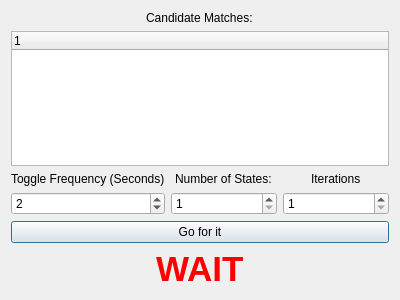
This is discretestatewindow.ui in collin80/SavvyCAN as Qt 5 draws it before an edit. The edited form follows.
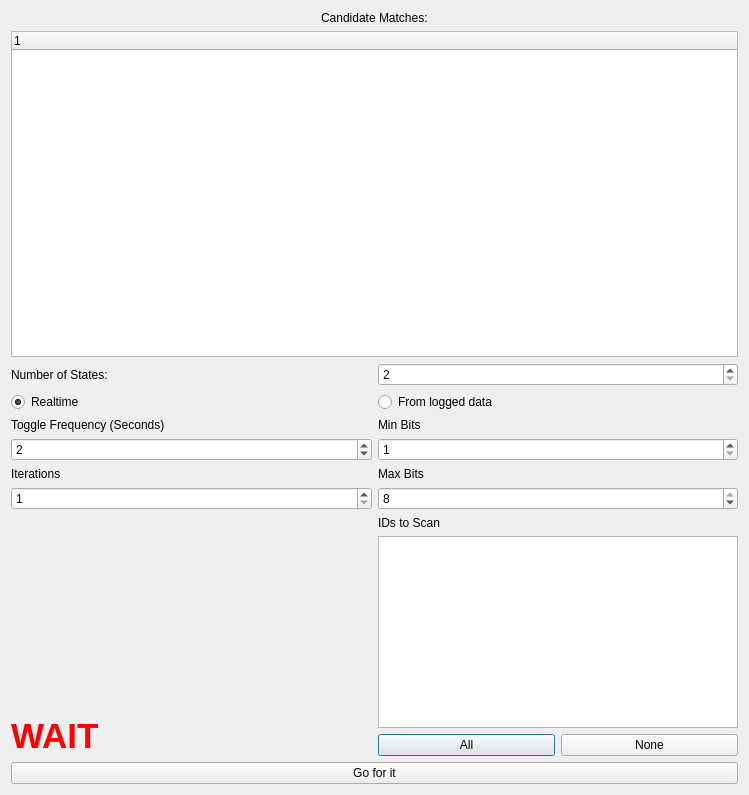
This is the edited form.

Commit message: Additional coding on discrete state window.

The edit to the form file:
```diff
--- a/discretestatewindow.ui
+++ b/discretestatewindow.ui
@@ -6,8 +6,8 @@
    <rect>
     <x>0</x>
     <y>0</y>
-    <width>400</width>
-    <height>300</height>
+    <width>749</width>
+    <height>795</height>
    </rect>
   </property>
   <property name="windowTitle">
@@ -31,22 +31,59 @@
     </widget>
    </item>
    <item>
-    <layout class="QGridLayout" name="gridLayout">
-     <item row="0" column="1" alignment="Qt::AlignHCenter">
+    <layout class="QHBoxLayout" name="horizontalLayout_3">
+     <item>
       <widget class="QLabel" name="label_3">
        <property name="text">
         <string>Number of States:</string>
        </property>
       </widget>
      </item>
-     <item row="0" column="0" alignment="Qt::AlignHCenter">
+     <item>
+      <widget class="QSpinBox" name="spinStates">
+       <property name="minimum">
+        <number>2</number>
+       </property>
+       <property name="maximum">
+        <number>64</number>
+       </property>
+      </widget>
+     </item>
+    </layout>
+   </item>
+   <item>
+    <layout class="QHBoxLayout" name="horizontalLayout">
+     <item>
+      <widget class="QRadioButton" name="rbRealtime">
+       <property name="text">
+        <string>Realtime</string>
+       </property>
+       <property name="checked">
+        <bool>true</bool>
+       </property>
+      </widget>
+     </item>
+     <item>
+      <widget class="QRadioButton" name="rbLogged">
+       <property name="text">
+        <string>From logged data</string>
+       </property>
+      </widget>
+     </item>
+    </layout>
+   </item>
+   <item>
+    <layout class="QHBoxLayout" name="horizontalLayout_4" stretch="2,2">
+     <item>
+      <layout class="QVBoxLayout" name="verticalLayout_3">
+       <item>
       <widget class="QLabel" name="label_2">
        <property name="text">
         <string>Toggle Frequency (Seconds)</string>
        </property>
       </widget>
      </item>
-     <item row="1" column="0">
+       <item>
       <widget class="QSpinBox" name="spinFreq">
        <property name="minimum">
         <number>1</number>
@@ -59,24 +96,14 @@
        </property>
       </widget>
      </item>
-     <item row="1" column="1">
-      <widget class="QSpinBox" name="spinStates">
-       <property name="minimum">
-        <number>1</number>
-       </property>
-       <property name="maximum">
-        <number>20</number>
-       </property>
-      </widget>
-     </item>
-     <item row="0" column="2" alignment="Qt::AlignHCenter">
+       <item>
       <widget class="QLabel" name="label_4">
        <property name="text">
         <string>Iterations</string>
        </property>
       </widget>
      </item>
-     <item row="1" column="2">
+       <item>
       <widget class="QSpinBox" name="spinIterations">
        <property name="minimum">
         <number>1</number>
@@ -86,16 +113,20 @@
        </property>
       </widget>
      </item>
-    </layout>
-   </item>
    <item>
-    <widget class="QPushButton" name="btnStart">
-     <property name="text">
-      <string>Go for it</string>
-     </property>
-    </widget>
-   </item>
-   <item alignment="Qt::AlignHCenter">
+        <spacer name="verticalSpacer">
+         <property name="orientation">
+          <enum>Qt::Vertical</enum>
+         </property>
+         <property name="sizeHint" stdset="0">
+          <size>
+           <width>20</width>
+           <height>40</height>
+          </size>
+         </property>
+        </spacer>
+       </item>
+       <item>
     <widget class="QLabel" name="lblStatus">
      <property name="palette">
       <palette>
@@ -144,6 +175,92 @@
      </property>
      <property name="text">
       <string>WAIT</string>
+         </property>
+        </widget>
+       </item>
+      </layout>
+     </item>
+     <item>
+      <layout class="QVBoxLayout" name="verticalLayout_2">
+       <item>
+        <widget class="QLabel" name="label_5">
+         <property name="text">
+          <string>Min Bits</string>
+         </property>
+        </widget>
+       </item>
+       <item>
+        <widget class="QSpinBox" name="spinMinBits">
+         <property name="minimum">
+          <number>1</number>
+         </property>
+         <property name="maximum">
+          <number>8</number>
+         </property>
+         <property name="value">
+          <number>1</number>
+         </property>
+        </widget>
+       </item>
+       <item>
+        <widget class="QLabel" name="label_6">
+         <property name="text">
+          <string>Max Bits</string>
+         </property>
+        </widget>
+       </item>
+       <item>
+        <widget class="QSpinBox" name="spinMaxBits">
+         <property name="minimum">
+          <number>1</number>
+         </property>
+         <property name="maximum">
+          <number>8</number>
+         </property>
+         <property name="value">
+          <number>8</number>
+         </property>
+        </widget>
+       </item>
+       <item>
+        <widget class="QLabel" name="label_7">
+         <property name="text">
+          <string>IDs to Scan</string>
+         </property>
+        </widget>
+       </item>
+       <item>
+        <widget class="QListWidget" name="listID"/>
+       </item>
+       <item>
+        <layout class="QHBoxLayout" name="horizontalLayout_5">
+         <item>
+          <widget class="QPushButton" name="btnAll">
+           <property name="text">
+            <string>All</string>
+           </property>
+          </widget>
+         </item>
+         <item>
+          <widget class="QPushButton" name="btnNone">
+           <property name="text">
+            <string>None</string>
+           </property>
+          </widget>
+         </item>
+        </layout>
+       </item>
+      </layout>
+     </item>
+    </layout>
+   </item>
+   <item>
+    <layout class="QGridLayout" name="gridLayout"/>
+   </item>
+   <item>
+    <widget class="QPushButton" name="btnStart">
+     <property name="text">
+      <string>Go for it</string>
      </property>
     </widget>
    </item>
```
Lines whose indentation alone changed are shown as unchanged. The commit also changes 2 other files.
